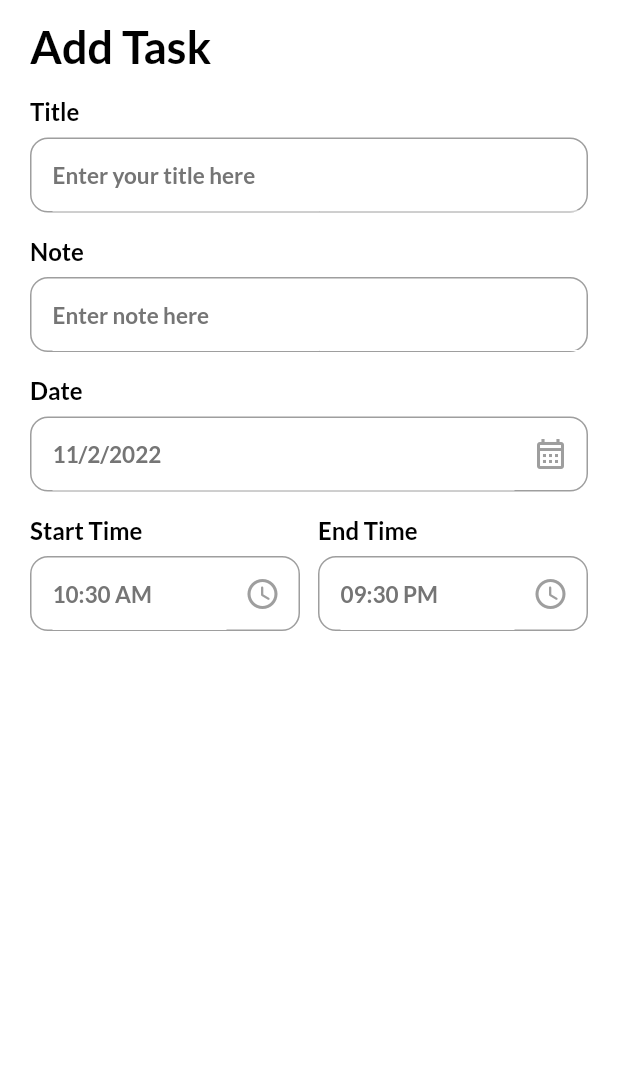
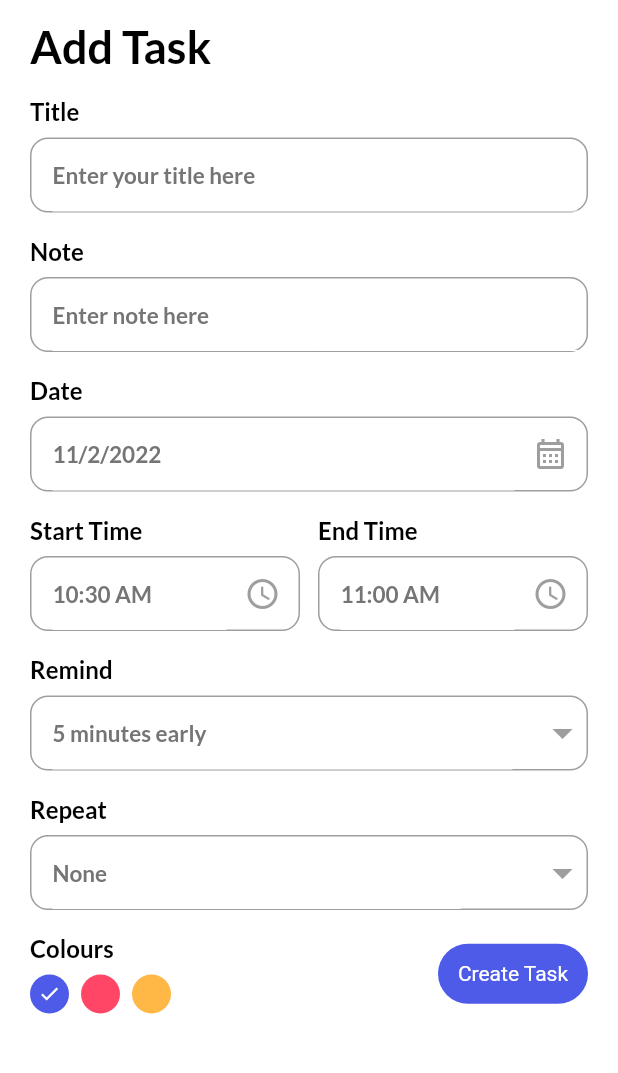
Before and after one commit to abhidhadke/to_do_app, a Flutter app: the screen it shows after launch, after a tap on "+ Add Task", on a phone screen of 412 x 824 dp, the part 65-1138 px from its top. Run offline on Flutter 3.47's test engine with Material 2 defaults, Android fonts, the phone set to English and light mode, and no system bars; our stand-ins replace awesome_snackbar_content, date_picker_timeline, flutter_local_notifications, get, get_storage, google_fonts and 1 more; accounts and stored records are empty.

Commit message:
Created database

```diff
--- /dev/null
+++ b/lib/controllers/task_controller.dart
@@ -0,0 +1,15 @@
+import 'package:get/get.dart';
+import 'package:to_do_list/database/db_helper.dart';
+import 'package:to_do_list/models/tasks.dart';
+
+class TaskController extends GetxController{
+
+  @override
+  void onReady(){
+    super.onReady();
+  }
+
+  Future<int> addTask({Task? task}) async {
+    return await DBHelper.insert(task);
+  }
+}
--- /dev/null
+++ b/lib/database/db_helper.dart
@@ -0,0 +1,42 @@
+import 'package:flutter/cupertino.dart';
+import 'package:sqflite/sqflite.dart';
+import 'package:to_do_list/models/tasks.dart';
+
+class DBHelper{
+  static Database? _db;
+  static const int _version = 1;
+  static const String _tableName = 'Tasks';
+
+  static Future<void> initDb() async {
+    if(_db!= null){
+      return ;
+    }
+    try{
+      String path = '${await getDatabasesPath()}Tasks.db';
+      _db = await openDatabase(
+          path,
+        version: _version,
+        onCreate: (db, version){
+            debugPrint('creating a new one');
+            return db.execute(
+              "CREATE TABLE $_tableName("
+                  "id INTEGER PRIMARY KEY AUTOINCREMENT, "
+                  "title STRING, note TEXT, date STRING, "
+                  "startTime STRING, endTime STRING, "
+                  "remind INTEGER, repeat STRING, "
+                  "color INTEGER, "
+                  "isCompleted INTEGER) ",
+            );
+        }
+      );
+    }
+    catch(e){
+      debugPrint('$e');
+    }
+  }
+
+  static Future<int> insert(Task? task) async {
+    debugPrint('Insert function called');
+    return await _db?.insert(_tableName, task!.toJson()) ?? 1;
+  }
+}
--- a/lib/main.dart
+++ b/lib/main.dart
@@ -1,12 +1,14 @@
 import 'package:flutter/material.dart';
 import 'package:get/get.dart';
 import 'package:get_storage/get_storage.dart';
+import 'package:to_do_list/database/db_helper.dart';
 import 'package:to_do_list/services/theme_data.dart';
 import 'package:to_do_list/ui/home_page.dart';
 import 'package:to_do_list/ui/themes.dart';
 
 Future<void> main() async {
   WidgetsFlutterBinding.ensureInitialized();
+  await DBHelper.initDb();
   await GetStorage.init();
   runApp(Myapp());
 }
--- /dev/null
+++ b/lib/models/tasks.dart
@@ -0,0 +1,54 @@
+class Task{
+  int? id;
+  String? title;
+  String? note;
+  int? isCompleted;
+  String? date;
+  String? startTime;
+  String? endTime;
+  int? color;
+  int? remind;
+  String? repeat;
+
+  Task({
+    this.id,
+    this.title,
+    this.note,
+    this.isCompleted,
+    this.date,
+    this.startTime,
+    this.endTime,
+    this.color,
+    this.remind,
+    this.repeat,
+});
+
+  Task.fromJson(Map<String, dynamic> json){
+    id = json['id'];
+    title = json['title'];
+    note = json['note'];
+    isCompleted = json['isCompleted'];
+    date = json['date'];
+    startTime = json['startTime'];
+    endTime = json['endTime'];
+    color = json['color'];
+    remind = json['remind'];
+    repeat = json['repeat'];
+
+  }
+
+  Map<String, dynamic> toJson(){
+    final Map<String,dynamic> data = <String, dynamic>{};
+    data['id'] = id;
+    data['title'] = title;
+    data['note'] = note;
+    data['isCompleted'] = isCompleted;
+    data['date'] = date;
+    data['startTime'] = startTime;
+    data['endTime'] = endTime;
+    data['color'] = color;
+    data['remind'] = remind;
+    data['repeat'] = repeat;
+    return data;
+  }
+}
--- a/lib/services/theme_data.dart
+++ b/lib/services/theme_data.dart
@@ -1,6 +1,7 @@
 import 'package:flutter/material.dart';
 import 'package:get_storage/get_storage.dart';
 import 'package:get/get.dart';
+
 
 class ThemeService{
 
@@ -16,4 +17,6 @@ class ThemeService{
     _saveThemeMode(!_loadThemeFromBox());
   }
 
+
+
 }
--- a/lib/ui/add_task_bar.dart
+++ b/lib/ui/add_task_bar.dart
@@ -1,8 +1,12 @@
 import 'package:flutter/material.dart';
 import 'package:get/get.dart';
+import 'package:to_do_list/controllers/task_controller.dart';
 import 'package:to_do_list/ui/themes.dart';
+import 'package:to_do_list/ui/widgets/button.dart';
 import 'package:to_do_list/ui/widgets/input_field.dart';
 import 'package:intl/intl.dart';
+import 'package:to_do_list/models/tasks.dart';
+
 
 class AddTaskPage extends StatefulWidget {
   const AddTaskPage({Key? key,}) : super(key: key);
@@ -12,9 +16,20 @@ class AddTaskPage extends StatefulWidget {
 }
 
 class _AddTaskPageState extends State<AddTaskPage> {
+  final TaskController _taskController = Get.put(TaskController());
+  final TextEditingController _titleController = TextEditingController();
+  final TextEditingController _noteController = TextEditingController();
   DateTime _selectedDate = DateTime.now();
-  String _endTime = '09:30 PM';
+  String _endTime = DateFormat("hh:mm a").format(DateTime.now().add(const Duration(minutes: 30))).toString();
   String _startTime = DateFormat('hh:mm a').format(DateTime.now()).toString();
+  int _selectedRemind = 5;
+  List<int> remindList = [ 5, 10, 15, 20 ];
+  String _selectedRepeat = "None";
+  List<String> repeatList = ["None", "Daily", "Weekly"];
+  int _selectedColor = 0;
+
+
+
   @override
   Widget build(BuildContext context) {
     return Scaffold(
@@ -28,8 +43,8 @@ class _AddTaskPageState extends State<AddTaskPage> {
             children: [
               Text('Add Task',
               style: headingStyle,),
-              MyInputField(title: 'Title', hint: 'Enter your title here'),
-              MyInputField(title: 'Note', hint: 'Enter note here'),
+              MyInputField(title: 'Title', hint: 'Enter your title here',controller: _titleController,),
+              MyInputField(title: 'Note', hint: 'Enter note here', controller: _noteController,),
               MyInputField(title: 'Date', hint: DateFormat.yMd().format(_selectedDate),
               widget: IconButton(
                   onPressed: (){
@@ -43,18 +58,69 @@ class _AddTaskPageState extends State<AddTaskPage> {
                         onPressed: (){
                           _getTimeFromUser(isStartTime: true);
                         },
-                        icon: Icon(Icons.access_time_rounded,color: Colors.grey,),
+                        icon: const Icon(Icons.access_time_rounded,color: Colors.grey,),
                       ) ),),
-                  SizedBox(width: 12,),
+                  const SizedBox(width: 12,),
                   Expanded(
                     child: MyInputField(title: 'End Time', hint: _endTime,widget: IconButton(
                       onPressed: (){
                         _getTimeFromUser(isStartTime: false);
                       },
-                      icon: Icon(Icons.access_time_rounded,color: Colors.grey,),
+                      icon: const Icon(Icons.access_time_rounded,color: Colors.grey,),
                     ) ),)
                 ],
-              )
+              ),
+              MyInputField(title: 'Remind', hint: '$_selectedRemind minutes early',
+                widget: DropdownButton(
+                  icon: const Icon(Icons.arrow_drop_down_outlined,color: Colors.grey,),
+                  iconSize: 32,
+                  elevation: 4,
+                  underline: Container(height: 0,),
+                  style: subTitleStyle,
+                  items: remindList.map<DropdownMenuItem<String>>((int value){
+                    return DropdownMenuItem(
+                      value: value.toString(),
+                      child: Text(value.toString()),);
+                  }
+                  ).toList(),
+                  onChanged: (String? newValue){
+                    setState(() {
+                      _selectedRemind = int.parse(newValue!);
+                    });
+                  },
+                ),
+              ),
+              MyInputField(title: 'Repeat', hint: _selectedRepeat,
+                widget: DropdownButton(
+                  icon: const Icon(Icons.arrow_drop_down_outlined,color: Colors.grey,),
+                  iconSize: 32,
+                  elevation: 4,
+                  underline: Container(height: 0,),
+                  style: subTitleStyle,
+                  items: repeatList.map<DropdownMenuItem<String>>((String value){
+                    return DropdownMenuItem(
+                      value: value,
+                      child: Text(value, style: const TextStyle(color: Colors.grey))
+                    );
+                  }).toList(),
+                  onChanged: (String? newValue){
+                    setState(() {
+                      _selectedRepeat = newValue!;
+                    });
+                  },
+                ),
+              ),
+              Container(
+                margin: const EdgeInsets.only(top: 16),
+                child: Row(
+                  mainAxisAlignment: MainAxisAlignment.spaceBetween,
+                  crossAxisAlignment: CrossAxisAlignment.center,
+                  children: [
+                    _colourPallete(),
+                    MyButton(label: "Create Task", onTap: () => _validateData()),
+                  ],
+                ),
+              ),
 
             ],
           ),
@@ -78,21 +144,21 @@ class _AddTaskPageState extends State<AddTaskPage> {
       ),
       actions: [
         CircleAvatar(backgroundColor: Colors.transparent,child: Image.asset('assets/profile.png',width: 30,)),
-        SizedBox(width: 20,)
+        const SizedBox(width: 20,)
       ],
     );
   }
 
   _getDateFromUser() async {
-    DateTime? _pickerDate =  await showDatePicker(
+    DateTime? pickerDate =  await showDatePicker(
         context: context,
         initialDate: DateTime.now(),
         firstDate: DateTime(2018),
         lastDate: DateTime(2122));
 
-    if (_pickerDate != null){
+    if (pickerDate != null){
       setState(() {
-        _selectedDate = _pickerDate;
+        _selectedDate = pickerDate;
       });
     }else{
       debugPrint('Null value passed or something is wrong');
@@ -101,17 +167,17 @@ class _AddTaskPageState extends State<AddTaskPage> {
 
   _getTimeFromUser({required bool isStartTime}) async {
     var pickedTime = await _showTimePicker();
-    String formatedTime = pickedTime.format(context);
+    String formattedTime = pickedTime.format(context);
     if(pickedTime == null){
       debugPrint('No time');
     }else if(isStartTime == true){
       setState(() {
-        _startTime = formatedTime;
+        _startTime = formattedTime;
       });
     }
     else if (isStartTime == false){
       setState(() {
-        _endTime = formatedTime;
+        _endTime = formattedTime;
       });
     }
   }
@@ -126,4 +192,59 @@ class _AddTaskPageState extends State<AddTaskPage> {
         )
     );
   }
+
+  _colourPallete () {
+    return Column(
+      crossAxisAlignment: CrossAxisAlignment.start,
+      children: [
+        Text('Colours', style: titleStyle,),
+        const SizedBox(height: 8,),
+        Wrap(
+          children: List<Widget>.generate(3, (int index){
+            return GestureDetector(
+              onTap: (){
+                setState(() {
+                  _selectedColor = index;
+                });
+              },
+              child: Padding(
+                padding: const EdgeInsets.only(right: 8),
+                child: CircleAvatar(
+                  radius: 13,
+                  backgroundColor: index == 0 ? primaryClr : index == 1 ? pinkClr : yellowClr,
+                  child: _selectedColor == index ? const Icon(Icons.done, color: Colors.white,size: 15) : Container(),
+                ),
+              ),
+            );
+          }),
+        )
+      ],
+    );
+  }
+
+  _validateData(){
+    if (_titleController.text.isNotEmpty && _noteController.text.isNotEmpty){
+      _addTasktoDB();
+      Get.back();
+    }else if (_titleController.text.isEmpty || _noteController.text.isEmpty){
+      ScaffoldMessenger.of(context).showSnackBar(snackBar);
+    }
+  }
+
+  _addTasktoDB() async {
+   int value = await _taskController.addTask(
+        task: Task(
+            note: _noteController.text,
+            title: _titleController.text,
+            date: DateFormat.yMd().format(_selectedDate),
+            startTime: _startTime,
+            endTime: _endTime,
+            remind: _selectedRemind,
+            repeat: _selectedRepeat,
+            color: _selectedColor,
+            isCompleted: 0
+        )
+    );
+   debugPrint('My id is $value');
+  }
 }
--- a/lib/ui/home_page.dart
+++ b/lib/ui/home_page.dart
@@ -33,6 +33,7 @@ class _HomepageState extends State<Homepage> {
   Widget build(BuildContext context) {
     return Scaffold(
       appBar: _appBar(),
+      backgroundColor: context.theme.colorScheme.background,
       body: Column(
         children: [
           _addTaskBar(),
@@ -82,7 +83,7 @@ class _HomepageState extends State<Homepage> {
   }
   _addTaskBar(){
     return Container(
-      padding: EdgeInsets.only(left: 20,right: 20,top: 10),
+      padding: const EdgeInsets.only(left: 20,right: 20,top: 10),
       child: Row(
         mainAxisAlignment: MainAxisAlignment.spaceBetween,
         children: [
@@ -122,7 +123,7 @@ class _HomepageState extends State<Homepage> {
       ),
       actions: [
         CircleAvatar(backgroundColor: Colors.transparent,child: Image.asset('assets/profile.png',width: 30,)),
-        SizedBox(width: 20,)
+        const SizedBox(width: 20,)
       ],
     );
   }
--- a/lib/ui/widgets/input_field.dart
+++ b/lib/ui/widgets/input_field.dart
@@ -12,15 +12,15 @@ class MyInputField extends StatelessWidget {
   @override
   Widget build(BuildContext context) {
     return Container(
-      margin: EdgeInsets.only(top: 16),
+      margin: const EdgeInsets.only(top: 16),
       child: Column(
         crossAxisAlignment: CrossAxisAlignment.start,
         children: [
           Text(title, style: titleStyle,),
           Container(
-            margin: EdgeInsets.only(top: 8),
+            margin: const EdgeInsets.only(top: 8),
             height: 50,
-            padding: EdgeInsets.only(left: 14),
+            padding: const EdgeInsets.only(left: 14),
             decoration: BoxDecoration(
               border: Border.all(
                 color: Colors.grey,
--- a/pubspec.yaml
+++ b/pubspec.yaml
@@ -43,6 +43,8 @@ dependencies:
   intl:
   google_fonts:
   date_picker_timeline:
+  awesome_snackbar_content:
+  sqflite:
 
 dev_dependencies:
   flutter_test:
```
Also changed, not shown: lib/ui/themes.dart (+13 -0 lines), pubspec.lock.
